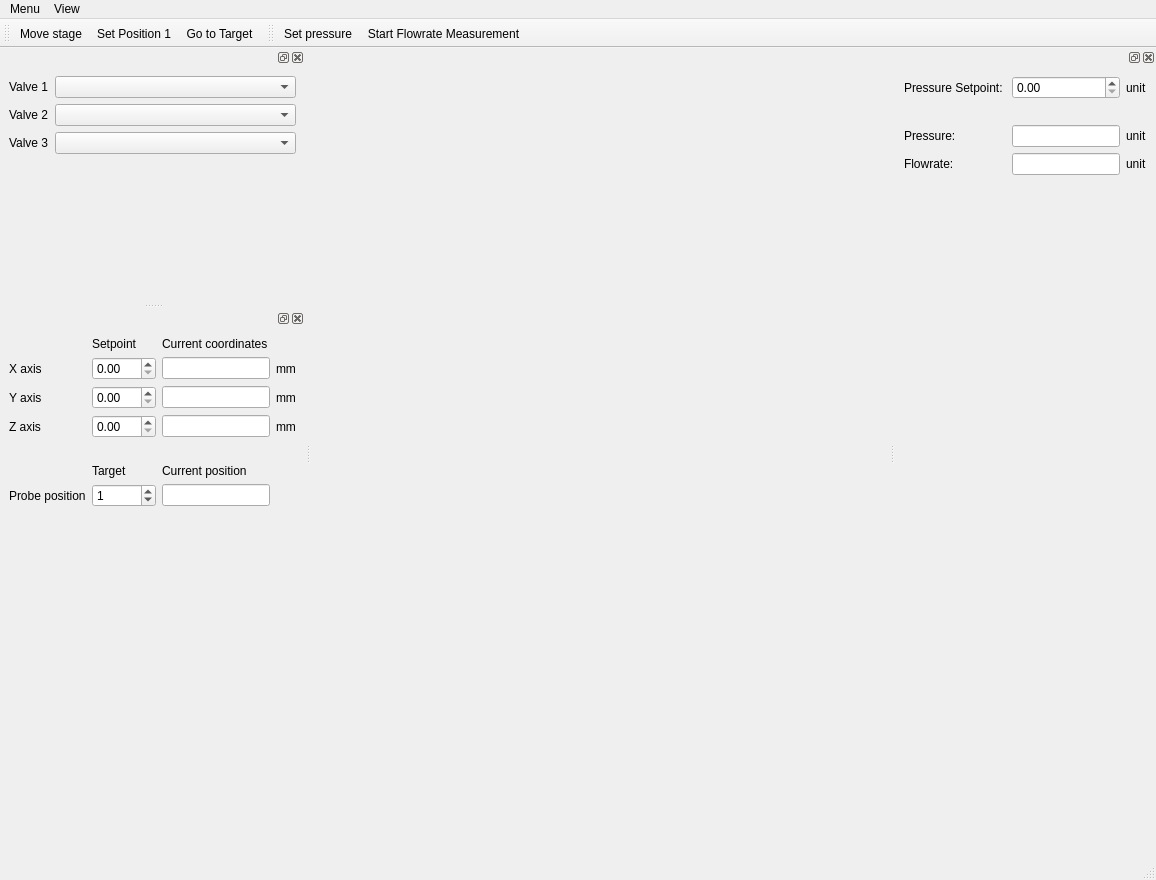
The window that gui/fluidics/ui_fluidics.ui (fbarho/qudi-cbs) describes before a commit, drawn with Qt 5.
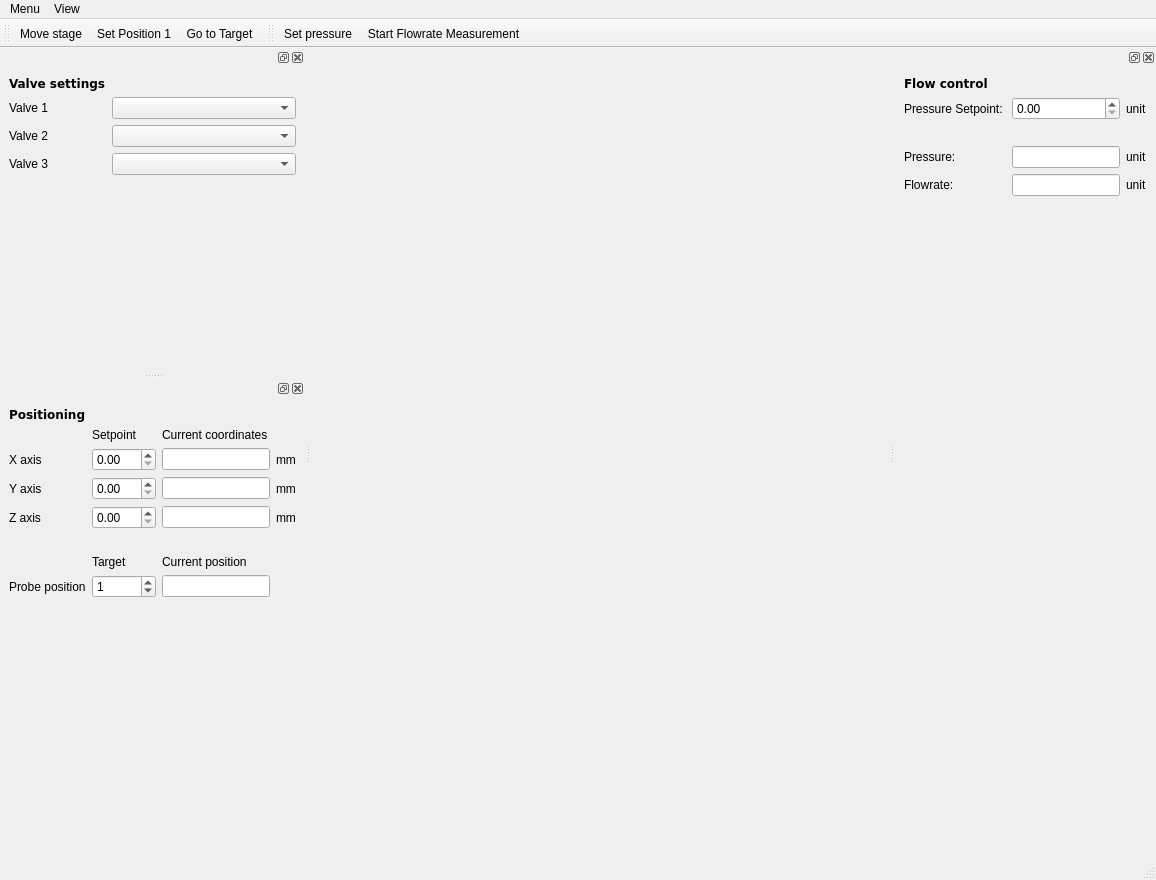
The same window after the commit.

Commit message:
intermediate version of fluidics gui and belonging modules
valve settings not yet operational (missing part in valve dummy module)

Patch:
```diff
--- a/gui/fluidics/ui_fluidics.ui
+++ b/gui/fluidics/ui_fluidics.ui
@@ -46,36 +46,70 @@
     <layout class="QHBoxLayout" name="horizontalLayout">
      <item>
       <layout class="QFormLayout" name="formLayout">
-       <item row="0" column="0">
+       <item row="1" column="0">
         <widget class="QLabel" name="valve1_Label">
          <property name="text">
           <string>Valve 1</string>
          </property>
         </widget>
        </item>
-       <item row="0" column="1">
+       <item row="1" column="1">
         <widget class="QComboBox" name="valve1_ComboBox"/>
        </item>
-       <item row="1" column="0">
+       <item row="2" column="0">
         <widget class="QLabel" name="valve2_Label">
          <property name="text">
           <string>Valve 2</string>
          </property>
         </widget>
        </item>
-       <item row="1" column="1">
+       <item row="2" column="1">
         <widget class="QComboBox" name="valve2_ComboBox"/>
        </item>
-       <item row="2" column="0">
+       <item row="3" column="0">
         <widget class="QLabel" name="valve3_Label">
          <property name="text">
           <string>Valve 3</string>
          </property>
         </widget>
        </item>
-       <item row="2" column="1">
+       <item row="3" column="1">
         <widget class="QComboBox" name="valve3_ComboBox"/>
        </item>
+       <item row="0" column="0">
+        <widget class="QLabel" name="label_16">
+         <property name="font">
+          <font>
+           <family>DejaVu Sans</family>
+           <weight>75</weight>
+           <bold>true</bold>
+          </font>
+         </property>
+         <property name="text">
+          <string>Valve settings</string>
+         </property>
+        </widget>
+       </item>
+       <item row="4" column="0">
+        <spacer name="verticalSpacer_5">
+         <property name="orientation">
+          <enum>Qt::Vertical</enum>
+         </property>
+         <property name="sizeHint" stdset="0">
+          <size>
+           <width>20</width>
+           <height>40</height>
+          </size>
+         </property>
+        </spacer>
+       </item>
+       <item row="0" column="1">
+        <widget class="QLabel" name="label_17">
+         <property name="text">
+          <string/>
+         </property>
+        </widget>
+       </item>
       </layout>
      </item>
     </layout>
@@ -87,58 +121,72 @@
    </attribute>
    <widget class="QWidget" name="dockWidgetContents_2">
     <layout class="QGridLayout" name="gridLayout_2">
-     <item row="0" column="0" colspan="2">
+     <item row="1" column="0" colspan="2">
       <widget class="QLabel" name="label_12">
        <property name="text">
         <string>Pressure Setpoint: </string>
        </property>
       </widget>
      </item>
-     <item row="3" column="2">
-      <widget class="QLineEdit" name="pressure_LineEdit"/>
+     <item row="4" column="2">
+      <widget class="QLineEdit" name="pressure_LineEdit">
+       <property name="readOnly">
+        <bool>true</bool>
+       </property>
+      </widget>
      </item>
-     <item row="3" column="0">
+     <item row="4" column="0">
       <widget class="QLabel" name="label_13">
        <property name="text">
         <string>Pressure:</string>
        </property>
       </widget>
      </item>
-     <item row="4" column="2">
-      <widget class="QLineEdit" name="flowrate_LineEdit"/>
+     <item row="5" column="2">
+      <widget class="QLineEdit" name="flowrate_LineEdit">
+       <property name="readOnly">
+        <bool>true</bool>
+       </property>
+      </widget>
      </item>
-     <item row="0" column="2">
+     <item row="1" column="2">
       <widget class="QDoubleSpinBox" name="pressure_setpoint_DSpinBox"/>
      </item>
-     <item row="0" column="3">
+     <item row="1" column="3">
       <widget class="QLabel" name="pressure_unit_Label">
        <property name="text">
         <string>unit</string>
        </property>
       </widget>
      </item>
-     <item row="3" column="3">
+     <item row="4" column="3">
       <widget class="QLabel" name="pressure_unit_Label2">
        <property name="text">
         <string>unit</string>
        </property>
       </widget>
      </item>
-     <item row="4" column="3">
+     <item row="6" column="2">
+      <spacer name="verticalSpacer_4">
+       <property name="orientation">
+        <enum>Qt::Vertical</enum>
+       </property>
+       <property name="sizeHint" stdset="0">
+        <size>
+         <width>20</width>
+         <height>40</height>
+        </size>
+       </property>
+      </spacer>
+     </item>
+     <item row="5" column="3">
       <widget class="QLabel" name="flowrate_unit_Label">
        <property name="text">
         <string>unit</string>
        </property>
       </widget>
      </item>
-     <item row="4" column="0">
-      <widget class="QLabel" name="label_14">
-       <property name="text">
-        <string>Flowrate:</string>
-       </property>
-      </widget>
-     </item>
-     <item row="1" column="2">
+     <item row="2" column="2">
       <spacer name="verticalSpacer_3">
        <property name="orientation">
         <enum>Qt::Vertical</enum>
@@ -154,18 +202,26 @@
        </property>
       </spacer>
      </item>
-     <item row="5" column="2">
-      <spacer name="verticalSpacer_4">
-       <property name="orientation">
-        <enum>Qt::Vertical</enum>
+     <item row="5" column="0">
+      <widget class="QLabel" name="label_14">
+       <property name="text">
+        <string>Flowrate:</string>
        </property>
-       <property name="sizeHint" stdset="0">
-        <size>
-         <width>20</width>
-         <height>40</height>
-        </size>
+      </widget>
+     </item>
+     <item row="0" column="0">
+      <widget class="QLabel" name="label_18">
+       <property name="font">
+        <font>
+         <family>DejaVu Sans</family>
+         <weight>75</weight>
+         <bold>true</bold>
+        </font>
        </property>
-      </spacer>
+       <property name="text">
+        <string>Flow control</string>
+       </property>
+      </widget>
      </item>
     </layout>
    </widget>
@@ -176,73 +232,28 @@
    </attribute>
    <widget class="QWidget" name="dockWidgetContents_3">
     <layout class="QGridLayout" name="gridLayout">
-     <item row="3" column="0">
-      <widget class="QLabel" name="label_5">
+     <item row="2" column="4">
+      <widget class="QLabel" name="label_9">
        <property name="text">
-        <string>Z axis</string>
+        <string>mm</string>
        </property>
       </widget>
      </item>
-     <item row="3" column="3">
-      <widget class="QLineEdit" name="z_axis_position_LineEdit">
-       <property name="readOnly">
-        <bool>true</bool>
-       </property>
-      </widget>
-     </item>
-     <item row="6" column="3">
-      <widget class="QLineEdit" name="probe_position_LineEdit">
-       <property name="readOnly">
-        <bool>true</bool>
-       </property>
-      </widget>
-     </item>
-     <item row="3" column="1">
-      <widget class="QDoubleSpinBox" name="z_axis_position_DSpinBox">
-       <property name="maximum">
-        <double>150.000000000000000</double>
-       </property>
-      </widget>
-     </item>
-     <item row="5" column="3">
-      <widget class="QLabel" name="label_8">
-       <property name="text">
-        <string>Current position</string>
-       </property>
-      </widget>
-     </item>
-     <item row="6" column="1">
-      <widget class="QSpinBox" name="target_probe_position_SpinBox">
-       <property name="maximum">
-        <number>100</number>
-       </property>
-       <property name="value">
-        <number>1</number>
-       </property>
-      </widget>
-     </item>
-     <item row="0" column="3">
+     <item row="1" column="3">
       <widget class="QLabel" name="label_3">
        <property name="text">
         <string>Current coordinates</string>
        </property>
       </widget>
      </item>
-     <item row="0" column="1">
-      <widget class="QLabel" name="label_2">
-       <property name="text">
-        <string>Setpoint</string>
+     <item row="2" column="1">
+      <widget class="QDoubleSpinBox" name="x_axis_position_DSpinBox">
+       <property name="maximum">
+        <double>200.000000000000000</double>
        </property>
       </widget>
      </item>
      <item row="5" column="1">
-      <widget class="QLabel" name="label_7">
-       <property name="text">
-        <string>Target</string>
-       </property>
-      </widget>
-     </item>
-     <item row="4" column="1">
       <spacer name="verticalSpacer">
        <property name="orientation">
         <enum>Qt::Vertical</enum>
@@ -258,56 +269,63 @@
        </property>
       </spacer>
      </item>
-     <item row="1" column="3">
-      <widget class="QLineEdit" name="x_axis_position_LineEdit">
-       <property name="readOnly">
-        <bool>true</bool>
+     <item row="2" column="0">
+      <widget class="QLabel" name="label">
+       <property name="text">
+        <string>X axis</string>
        </property>
       </widget>
      </item>
-     <item row="1" column="1">
-      <widget class="QDoubleSpinBox" name="x_axis_position_DSpinBox">
-       <property name="maximum">
-        <double>200.000000000000000</double>
-       </property>
-      </widget>
-     </item>
-     <item row="6" column="0">
+     <item row="7" column="0">
       <widget class="QLabel" name="label_6">
        <property name="text">
         <string>Probe position</string>
        </property>
       </widget>
      </item>
-     <item row="2" column="0">
+     <item row="4" column="0">
+      <widget class="QLabel" name="label_5">
+       <property name="text">
+        <string>Z axis</string>
+       </property>
+      </widget>
+     </item>
+     <item row="1" column="1">
+      <widget class="QLabel" name="label_2">
+       <property name="text">
+        <string>Setpoint</string>
+       </property>
+      </widget>
+     </item>
+     <item row="7" column="3">
+      <widget class="QLineEdit" name="probe_position_LineEdit">
+       <property name="readOnly">
+        <bool>true</bool>
+       </property>
+      </widget>
+     </item>
+     <item row="3" column="0">
       <widget class="QLabel" name="label_4">
        <property name="text">
         <string>Y axis</string>
        </property>
       </widget>
      </item>
-     <item row="2" column="1">
+     <item row="3" column="1">
       <widget class="QDoubleSpinBox" name="y_axis_position_DSpinBox">
        <property name="maximum">
         <double>200.000000000000000</double>
        </property>
       </widget>
      </item>
-     <item row="2" column="3">
-      <widget class="QLineEdit" name="y_axis_position_LineEdit">
-       <property name="readOnly">
-        <bool>true</bool>
-       </property>
-      </widget>
-     </item>
-     <item row="1" column="0">
-      <widget class="QLabel" name="label">
+     <item row="6" column="3">
+      <widget class="QLabel" name="label_8">
        <property name="text">
-        <string>X axis</string>
+        <string>Current position</string>
        </property>
       </widget>
      </item>
-     <item row="7" column="1">
+     <item row="8" column="1">
       <spacer name="verticalSpacer_2">
        <property name="orientation">
         <enum>Qt::Vertical</enum>
@@ -320,27 +338,79 @@
        </property>
       </spacer>
      </item>
-     <item row="1" column="4">
-      <widget class="QLabel" name="label_9">
-       <property name="text">
-        <string>mm</string>
+     <item row="3" column="3">
+      <widget class="QLineEdit" name="y_axis_position_LineEdit">
+       <property name="readOnly">
+        <bool>true</bool>
        </property>
       </widget>
      </item>
-     <item row="2" column="4">
-      <widget class="QLabel" name="label_10">
-       <property name="text">
-        <string>mm</string>
-       </property>
-      </widget>
-     </item>
-     <item row="3" column="4">
+     <item row="4" column="4">
       <widget class="QLabel" name="label_11">
        <property name="text">
         <string>mm</string>
        </property>
       </widget>
      </item>
+     <item row="4" column="3">
+      <widget class="QLineEdit" name="z_axis_position_LineEdit">
+       <property name="readOnly">
+        <bool>true</bool>
+       </property>
+      </widget>
+     </item>
+     <item row="6" column="1">
+      <widget class="QLabel" name="label_7">
+       <property name="text">
+        <string>Target</string>
+       </property>
+      </widget>
+     </item>
+     <item row="3" column="4">
+      <widget class="QLabel" name="label_10">
+       <property name="text">
+        <string>mm</string>
+       </property>
+      </widget>
+     </item>
+     <item row="4" column="1">
+      <widget class="QDoubleSpinBox" name="z_axis_position_DSpinBox">
+       <property name="maximum">
+        <double>150.000000000000000</double>
+       </property>
+      </widget>
+     </item>
+     <item row="7" column="1">
+      <widget class="QSpinBox" name="target_probe_position_SpinBox">
+       <property name="maximum">
+        <number>100</number>
+       </property>
+       <property name="value">
+        <number>1</number>
+       </property>
+      </widget>
+     </item>
+     <item row="2" column="3">
+      <widget class="QLineEdit" name="x_axis_position_LineEdit">
+       <property name="readOnly">
+        <bool>true</bool>
+       </property>
+      </widget>
+     </item>
+     <item row="0" column="0" colspan="2">
+      <widget class="QLabel" name="label_15">
+       <property name="font">
+        <font>
+         <family>DejaVu Sans</family>
+         <weight>75</weight>
+         <bold>true</bold>
+        </font>
+       </property>
+       <property name="text">
+        <string>Positioning</string>
+       </property>
+      </widget>
+     </item>
     </layout>
    </widget>
   </widget>
```
The commit also changes 9 other files.
